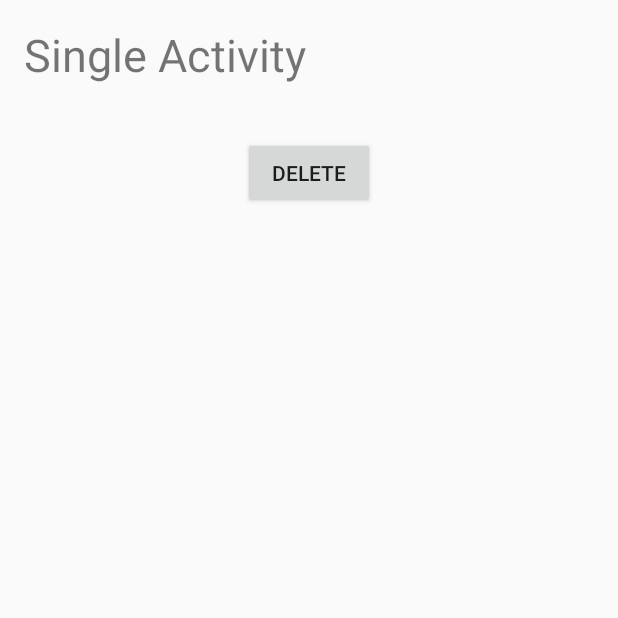
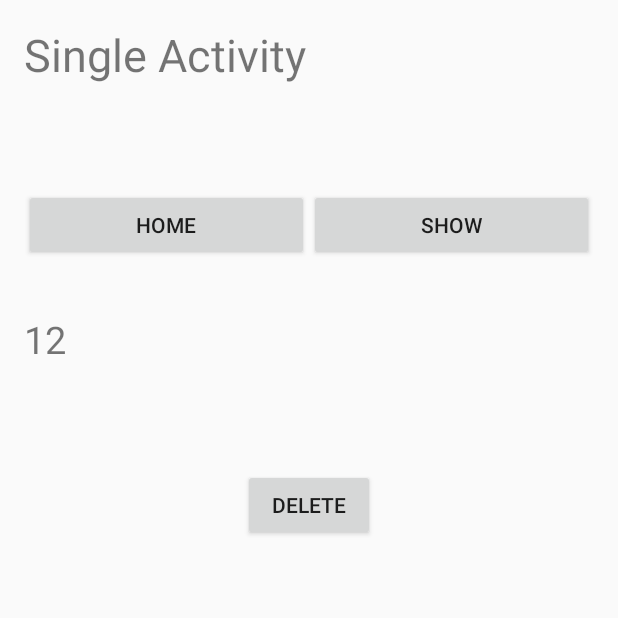
Before and after one commit to CrystalOfLife/FriendStalkerApp, an Android app: the screen it shows after launch (SingleActivity), after a tap on an icon or button, on a phone screen of 412 x 824 dp, the top half of it. Run offline under Robolectric (Android 15) with nearby library versions, the phone set to English and light mode, and no system bars; 1 other tap on this screen came first.

Commit message:
improvemt to layout

```diff
--- a/app/src/main/java/com/easv/oe/sqlite3/SingleActivity.java
+++ b/app/src/main/java/com/easv/oe/sqlite3/SingleActivity.java
@@ -21,8 +21,28 @@ public class SingleActivity extends Activity {
         BEPerson current = dao.getAll().get(index);
 
         TextView txtName = (TextView)findViewById(R.id.txtName);
+        TextView txtAddress = (TextView)findViewById(R.id.txtAddress);
+        TextView txtPhone = (TextView)findViewById(R.id.txtPhone);
+        TextView txtMail = (TextView)findViewById(R.id.txtMail);
+        TextView txtBirthday = (TextView)findViewById(R.id.txtBirthday);
+        TextView txtWebsite = (TextView)findViewById(R.id.txtWebsite);
 
         txtName.setText(current.m_name);
+        txtAddress.setText(current.m_address);
+        txtPhone.setText(current.m_phone);
+        txtMail.setText(current.m_mail);
+        txtBirthday.setText(current.m_birthday);
+        txtWebsite.setText(current.m_website);
+    }
+
+    public void onClickHome(View v)
+    {
+
+    }
+
+    public void onClickShow(View v)
+    {
+
     }
 
     public void onClickDelete(View v)
--- a/app/src/main/res/layout/activity_single.xml
+++ b/app/src/main/res/layout/activity_single.xml
@@ -7,24 +7,85 @@
     android:orientation="vertical"
     tools:context="com.easv.oe.sqlite3.SingleActivity">
 
-    <TextView android:text="Single Activity"
+    <TextView
         android:layout_width="wrap_content"
         android:layout_height="wrap_content"
+        android:text="Single Activity"
         android:textSize="30dp"/>
 
     <TextView
+        android:id="@+id/txtName"
         android:layout_width="wrap_content"
         android:layout_height="wrap_content"
         android:text="Name NoName"
-        android:id="@+id/txtName"
-        android:textSize="25dp"
-       />
+        android:textSize="25dp" />
+
+    <TextView
+        android:id="@+id/txtAddress"
+        android:layout_width="wrap_content"
+        android:layout_height="wrap_content"
+        android:text="Address"
+        android:textSize="25dp" />
+
+    <LinearLayout
+        android:orientation="horizontal"
+        android:layout_width="match_parent"
+        android:layout_height="wrap_content">
+
+        <Button
+            android:id="@+id/btnHome"
+            android:layout_width="wrap_content"
+            android:layout_height="wrap_content"
+            android:layout_gravity="center"
+            android:layout_weight="1"
+            android:text="Home"
+            android:onClick="onClickHome"/>
+
+        <Button
+            android:id="@+id/btnShow"
+            android:layout_width="wrap_content"
+            android:layout_height="wrap_content"
+            android:layout_gravity="center"
+            android:layout_weight="1"
+            android:text="Show"
+            android:onClick="onClickShow"/>
+
+    </LinearLayout>
+
+    <TextView
+        android:id="@+id/txtPhone"
+        android:layout_width="wrap_content"
+        android:layout_height="wrap_content"
+        android:text="Phone"
+        android:textSize="25dp" />
+
+    <TextView
+        android:id="@+id/txtMail"
+        android:layout_width="wrap_content"
+        android:layout_height="wrap_content"
+        android:text="Mail"
+        android:textSize="25dp" />
+
+    <TextView
+        android:id="@+id/txtBirthday"
+        android:layout_width="wrap_content"
+        android:layout_height="wrap_content"
+        android:text="Birthday"
+        android:textSize="25dp" />
+
+    <TextView
+        android:id="@+id/txtWebsite"
+        android:layout_width="wrap_content"
+        android:layout_height="wrap_content"
+        android:text="Website"
+        android:textSize="25dp" />
+
     <Button
         android:id="@+id/btnDelete"
-        android:text="Delete"
         android:layout_width="wrap_content"
         android:layout_height="wrap_content"
         android:layout_gravity="center"
+        android:text="Delete"
         android:onClick="onClickDelete"/>
 
 </LinearLayout>
```
